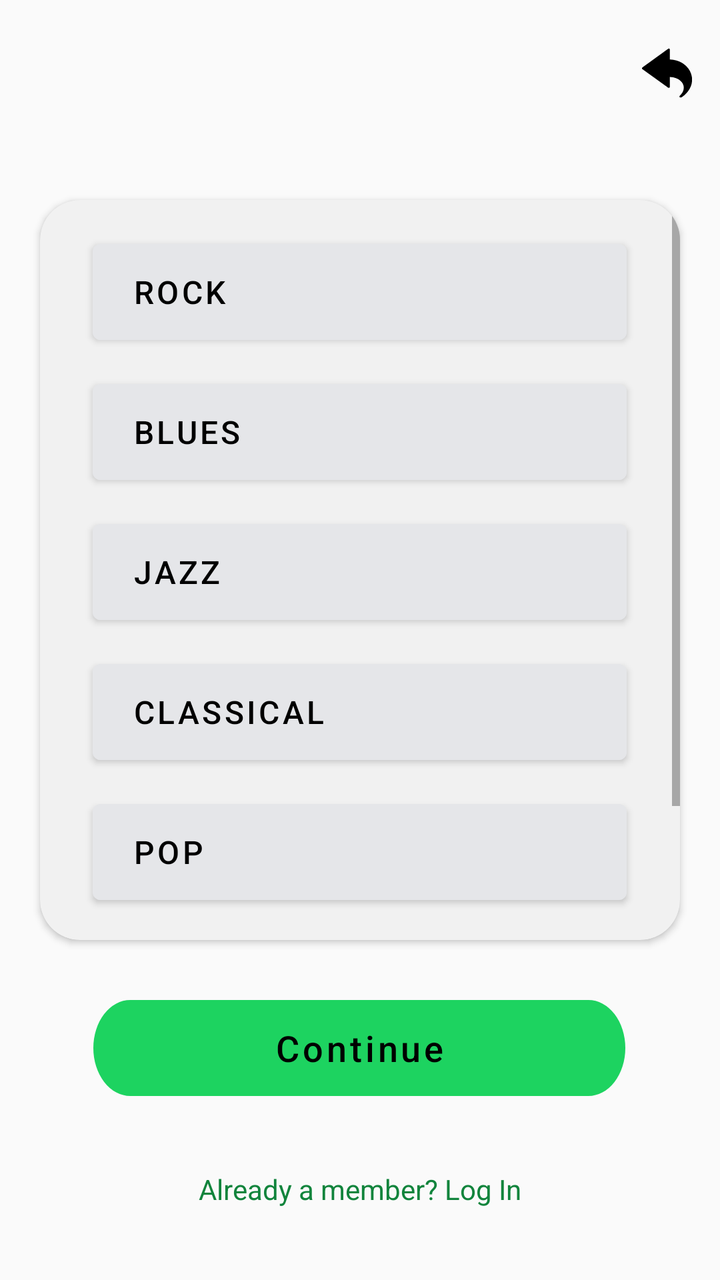
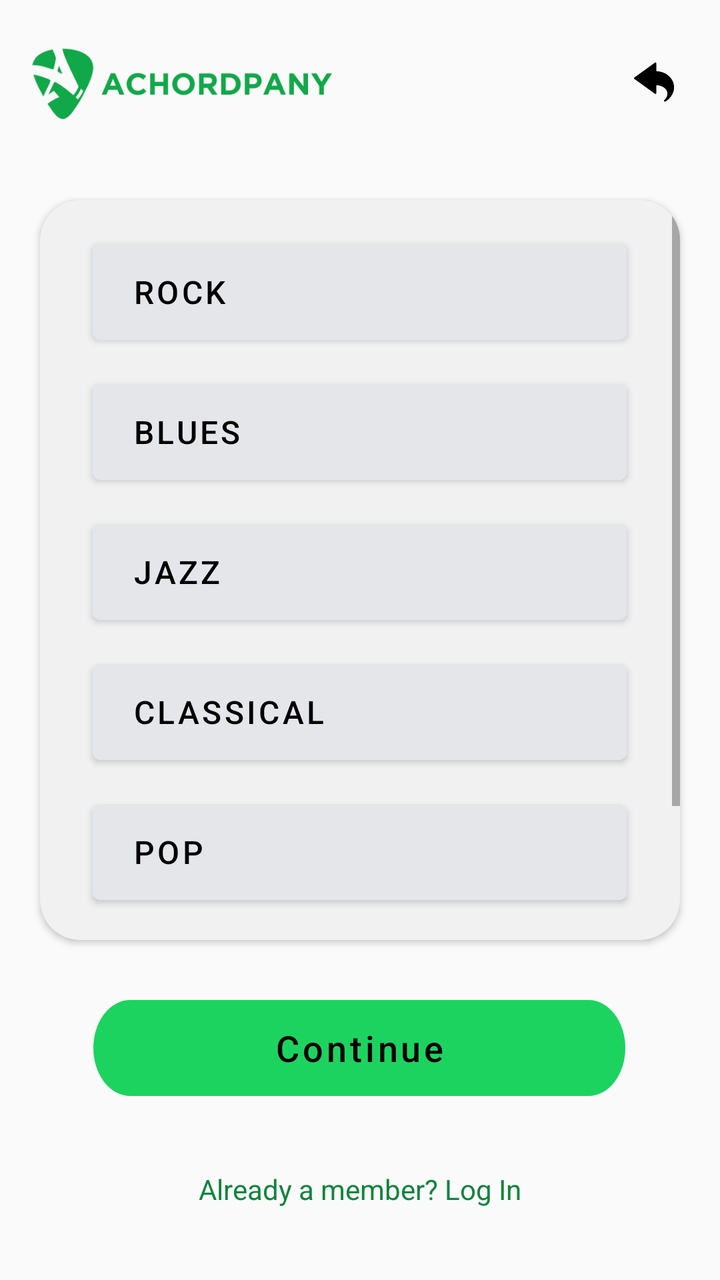

An Android layout rendered at two revisions. The XML below is the earlier revision; the diff shows what the commit changed to produce the second picture.
<!-- AndroidManifest.xml: application theme Theme.Achordpany -->
<!-- res/layout/fragment_signup_step3.xml -->
<?xml version="1.0" encoding="utf-8"?>
<androidx.constraintlayout.widget.ConstraintLayout xmlns:android="http://schemas.android.com/apk/res/android"
    xmlns:app="http://schemas.android.com/apk/res-auto"
    xmlns:tools="http://schemas.android.com/tools"
    android:layout_width="match_parent"
    android:layout_height="match_parent"
    android:background="@color/background_light"
    tools:context="com.example.achordpany.MainActivity">

    
    <ImageView
        android:id="@+id/imageView"
        android:layout_width="25dp"
        android:layout_height="25dp"
        android:layout_marginTop="24dp"
        android:contentDescription="@string/image_description"
        app:layout_constraintEnd_toEndOf="parent"
        app:layout_constraintHorizontal_bias="0.958"
        app:layout_constraintStart_toStartOf="parent"
        app:layout_constraintTop_toTopOf="parent"
        app:srcCompat="@drawable/ic_return_black_24dp" />

    
    <ImageView
        android:id="@+id/logoImageView"
        android:layout_width="150dp"
        android:layout_height="70dp"
        android:layout_marginStart="16dp"
        android:layout_marginBottom="520dp"
        android:contentDescription="Logo"
        app:layout_constraintBottom_toTopOf="@+id/buttonLogin"
        app:layout_constraintStart_toStartOf="parent"
        app:srcCompat="@drawable/logo_light"
        tools:ignore="HardcodedText" />

    
    <TextView
        android:id="@+id/heading1"
        android:layout_width="wrap_content"
        android:layout_height="wrap_content"
        android:layout_marginTop="108dp"
        android:text="GENRE"
        android:textColor="@android:color/black"
        android:textSize="30sp"
        android:textStyle="bold"
        app:layout_constraintEnd_toEndOf="parent"
        app:layout_constraintStart_toStartOf="parent"
        app:layout_constraintTop_toTopOf="parent"
        tools:ignore="HardcodedText" />

    
    <TextView
        android:id="@+id/heading2"
        android:layout_width="wrap_content"
        android:layout_height="wrap_content"
        android:text="Select your genre (1-3 genres)"
        android:textColor="@android:color/black"
        android:textSize="15sp"
        android:layout_marginTop="5dp"
        app:layout_constraintEnd_toEndOf="parent"
        app:layout_constraintStart_toStartOf="parent"
        app:layout_constraintTop_toBottomOf="@id/heading1"
        tools:ignore="HardcodedText" />

    
    <androidx.cardview.widget.CardView
        android:layout_width="320dp"
        android:layout_height="370dp"
        android:layout_marginBottom="170dp"
        app:cardCornerRadius="20dp"
        app:cardBackgroundColor="#f1f1f1"
        app:layout_constraintBottom_toBottomOf="parent"
        app:layout_constraintEnd_toEndOf="parent"
        app:layout_constraintHorizontal_bias="0.496"
        app:layout_constraintStart_toStartOf="parent">

        
        <ScrollView
            android:layout_width="match_parent"
            android:layout_height="match_parent"
            android:fillViewport="true">

            <LinearLayout
                android:layout_width="match_parent"
                android:layout_height="wrap_content"
                android:orientation="vertical"
                android:gravity="center"
                android:padding="16dp">

                
                <Button
                    style="@style/GenreStyle"
                    android:layout_width="267dp"
                    android:layout_height="60dp"
                    android:layout_marginBottom="10dp"
                    android:text="ROCK"
                    android:textAllCaps="false"
                    android:textColor="@color/black"
                    android:textSize="16sp"
                    android:gravity="start|center_vertical"
                    android:paddingStart="20dp"
                    android:paddingEnd="10dp"
                    tools:ignore="HardcodedText" />

                <Button
                    style="@style/GenreStyle"
                    android:layout_width="267dp"
                    android:layout_height="60dp"
                    android:layout_marginBottom="10dp"
                    android:text="BLUES"
                    android:textAllCaps="false"
                    android:textColor="@color/black"
                    android:textSize="16sp"
                    android:gravity="start|center_vertical"
                    android:paddingStart="20dp"
                    android:paddingEnd="10dp"
                    tools:ignore="HardcodedText" />

                <Button
                    style="@style/GenreStyle"
                    android:layout_width="267dp"
                    android:layout_height="60dp"
                    android:layout_marginBottom="10dp"
                    android:text="JAZZ"
                    android:textAllCaps="false"
                    android:textColor="@color/black"
                    android:textSize="16sp"
                    android:gravity="start|center_vertical"
                    android:paddingStart="20dp"
                    android:paddingEnd="10dp"
                    tools:ignore="HardcodedText" />

                <Button
                    style="@style/GenreStyle"
                    android:layout_width="267dp"
                    android:layout_height="60dp"
                    android:layout_marginBottom="10dp"
                    android:text="CLASSICAL"
                    android:textAllCaps="false"
                    android:textColor="@color/black"
                    android:textSize="16sp"
                    android:gravity="start|center_vertical"
                    android:paddingStart="20dp"
                    android:paddingEnd="10dp"
                    tools:ignore="HardcodedText" />

                <Button
                    style="@style/GenreStyle"
                    android:layout_width="267dp"
                    android:layout_height="60dp"
                    android:layout_marginBottom="10dp"
                    android:text="POP"
                    android:textAllCaps="false"
                    android:textColor="@color/black"
                    android:textSize="16sp"
                    android:gravity="start|center_vertical"
                    android:paddingStart="20dp"
                    android:paddingEnd="10dp"
                    tools:ignore="HardcodedText" />

                <Button
                    style="@style/GenreStyle"
                    android:layout_width="267dp"
                    android:layout_height="60dp"
                    android:layout_marginBottom="10dp"
                    android:text="REGGAE"
                    android:textAllCaps="false"
                    android:textColor="@color/black"
                    android:textSize="16sp"
                    android:gravity="start|center_vertical"
                    android:paddingStart="20dp"
                    android:paddingEnd="10dp"
                    tools:ignore="HardcodedText" />

            </LinearLayout>
        </ScrollView>
    </androidx.cardview.widget.CardView>

    
    <TextView
        android:id="@+id/textNoAccount"
        android:layout_width="200dp"
        android:layout_height="wrap_content"
        android:layout_marginBottom="36dp"
        android:text="Already a member? Log In"
        android:textColor="#FF11843C"
        android:textSize="14sp"
        android:gravity="center"
        android:textAlignment="center"
        app:layout_constraintBottom_toBottomOf="parent"
        app:layout_constraintEnd_toEndOf="parent"
        app:layout_constraintHorizontal_bias="0.497"
        app:layout_constraintStart_toStartOf="parent"
        tools:ignore="HardcodedText,TextSizeCheck" />

    
    <Button
        android:id="@+id/buttonLogin"
        style="@style/RoundedButtonStyle"
        android:layout_marginBottom="92dp"
        android:text="Continue"
        android:textAllCaps="false"
        android:textColor="@color/black"
        android:textSize="18sp"
        app:layout_constraintBottom_toBottomOf="parent"
        app:layout_constraintEnd_toEndOf="parent"
        app:layout_constraintHorizontal_bias="0.496"
        app:layout_constraintStart_toStartOf="parent"
        tools:ignore="HardcodedText" />

</androidx.constraintlayout.widget.ConstraintLayout>
<!-- resources referenced by this layout -->
<resources>
  <color name="background_light">#FFFAFAFA</color>
  <color name="black">#FF000000</color>
  <!-- drawable ic_return_black_24dp: vector/xml drawable (drawable, 4053 chars, omitted) -->
  <!-- drawable logo_light: png bitmap (drawable, 13407 bytes) -->
  <string name="image_description">Return</string>
  <style name="GenreStyle" parent="Widget.MaterialComponents.Button">
          <item name="android:backgroundTint">#E5E6E9</item>
          <item name="android:textColor">@color/black</item>
      </style>
  <style name="RoundedButtonStyle">
          <item name="android:background">@drawable/btn_login_light</item>
          <item name="android:textColor">#FFFFFF</item> 
          <item name="android:textSize">16sp</item> 
          <item name="android:layout_width">wrap_content</item>
          <item name="android:layout_height">wrap_content</item>
      </style>
  <style name="Theme.Achordpany" parent="Theme.MaterialComponents.DayNight.NoActionBar">
          
          <item name="android:windowBackground">@color/background_light</item>
          
          <item name="colorPrimary">@color/light_green</item>
          <item name="colorPrimaryVariant">@color/light_green_700</item>
          <item name="colorOnPrimary">@color/text_dark</item>
          
          <item name="colorSecondary">@color/dark_green_200</item>
          <item name="colorSecondaryVariant">@color/dark_green_700</item>
          <item name="colorOnSecondary">@color/text_dark</item>
          
          <item name="android:statusBarColor">?attr/colorPrimaryVariant</item>
          
          <item name="bottomNavigationStyle">@style/Widget.BottomNavigationView</item>
  
      </style>
  <!-- drawable btn_login_light (drawable) -->
  <vector xmlns:android="http://schemas.android.com/apk/res/android"
      android:width="266dp"
      android:height="37dp"
      android:viewportWidth="266"
      android:viewportHeight="37">
    <path
        android:pathData="M18.5,0L247.5,0A18.5,18.5 0,0 1,266 18.5L266,18.5A18.5,18.5 0,0 1,247.5 37L18.5,37A18.5,18.5 0,0 1,0 18.5L0,18.5A18.5,18.5 0,0 1,18.5 0z"
        android:fillColor="#00DB4D"/>
  </vector>
  <color name="light_green">#FF1DD360</color>
  <color name="light_green_700">#FF11843C</color>
  <color name="text_dark">#FF121212</color>
  <color name="dark_green_200">#FFAEFFCB</color>
  <color name="dark_green_700">#FF009635</color>
  <style name="Widget.BottomNavigationView" parent="Widget.MaterialComponents.BottomNavigationView">
          <item name="itemIconTint">@color/bottom_nav_color</item>
          <item name="itemTextColor">@color/bottom_nav_color</item>
      </style>
</resources>

<!-- the commit's change to res/layout/fragment_signup_step3.xml (unified diff, before → after) -->
@@ -8,30 +8,37 @@
     tools:context="com.example.achordpany.MainActivity">
 
     
-    <ImageView
-        android:id="@+id/imageView"
-        android:layout_width="25dp"
-        android:layout_height="25dp"
-        android:layout_marginTop="24dp"
-        android:contentDescription="@string/image_description"
-        app:layout_constraintEnd_toEndOf="parent"
-        app:layout_constraintHorizontal_bias="0.958"
-        app:layout_constraintStart_toStartOf="parent"
-        app:layout_constraintTop_toTopOf="parent"
-        app:srcCompat="@drawable/ic_return_black_24dp" />
-
-    
-    <ImageView
-        android:id="@+id/logoImageView"
-        android:layout_width="150dp"
-        android:layout_height="70dp"
-        android:layout_marginStart="16dp"
-        android:layout_marginBottom="520dp"
-        android:contentDescription="Logo"
-        app:layout_constraintBottom_toTopOf="@+id/buttonLogin"
-        app:layout_constraintStart_toStartOf="parent"
-        app:srcCompat="@drawable/logo_light"
-        tools:ignore="HardcodedText" />
+    <RelativeLayout
+        android:id="@+id/headerLayout"
+        android:layout_width="match_parent"
+        android:layout_height="wrap_content"
+        android:padding="6dp"
+        app:layout_constraintTop_toTopOf="parent">
+
+        
+        <ImageView
+            android:id="@+id/logoImageView"
+            android:layout_width="150dp"
+            android:layout_height="70dp"
+            android:layout_marginStart="10dp"
+            android:contentDescription="Logo"
+            android:src="@drawable/logo_light"
+            tools:ignore="HardcodedText" />
+
+        
+        <ImageButton
+            android:id="@+id/btnBack"
+            android:layout_width="36dp"
+            android:layout_height="36dp"
+            android:layout_marginEnd="9dp"
+            android:layout_alignParentEnd="true"
+            android:layout_centerVertical="true"
+            android:background="?attr/selectableItemBackgroundBorderless"
+            android:contentDescription="@string/back"
+            android:scaleType="centerInside"
+            android:padding="8dp"
+            android:src="@drawable/ic_return_black_36dp"/>
+    </RelativeLayout>
 
     
     <TextView
@@ -178,7 +185,7 @@
 
     
     <TextView
-        android:id="@+id/textNoAccount"
+        android:id="@+id/textHaveAccount"
         android:layout_width="200dp"
         android:layout_height="wrap_content"
         android:layout_marginBottom="36dp"
@@ -195,7 +202,7 @@
 
     
     <Button
-        android:id="@+id/buttonLogin"
+        android:id="@+id/btnContinue"
         style="@style/RoundedButtonStyle"
         android:layout_marginBottom="92dp"
         android:text="Continue"
<!-- resource entries referenced after the edit -->
@@ -2,9 +2,9 @@
 <resources>
   <color name="background_light">#FFFAFAFA</color>
   <color name="black">#FF000000</color>
-  <!-- drawable ic_return_black_24dp: vector/xml drawable (drawable, 4053 chars, omitted) -->
+  <!-- drawable ic_return_black_36dp: vector/xml drawable (drawable, 4055 chars, omitted) -->
   <!-- drawable logo_light: png bitmap (drawable, 13407 bytes) -->
-  <string name="image_description">Return</string>
+  <string name="back">Back</string>
   <style name="GenreStyle" parent="Widget.MaterialComponents.Button">
           <item name="android:backgroundTint">#E5E6E9</item>
           <item name="android:textColor">@color/black</item>
